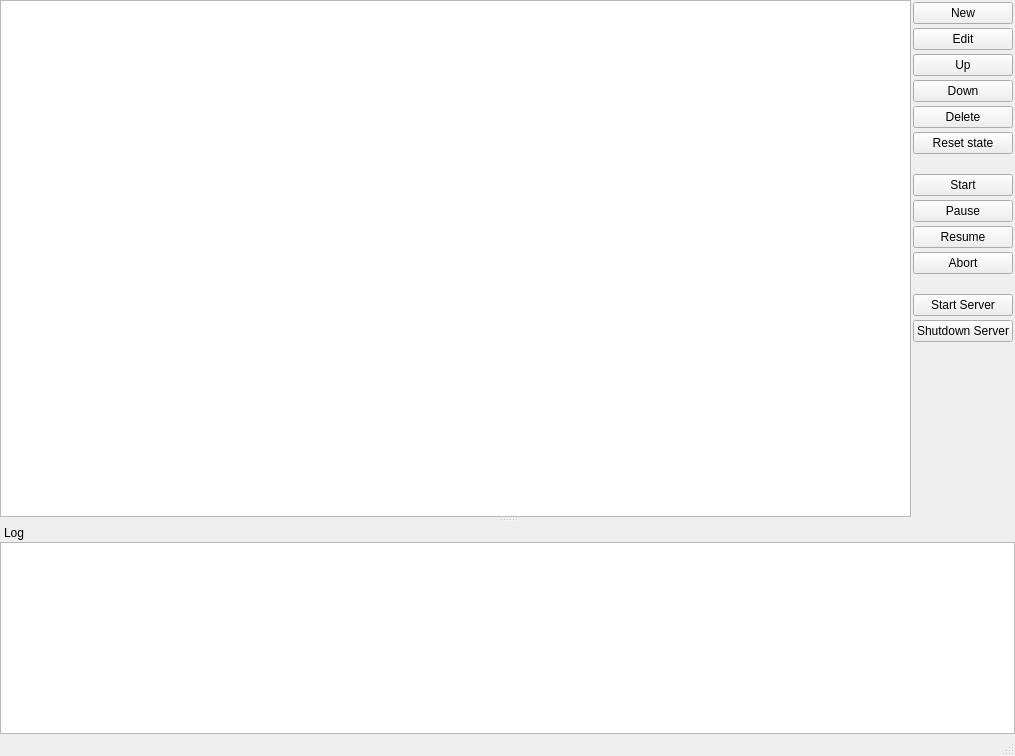
Qt form vsedit-job-server-watcher/src/main_window.ui (YomikoR/VapourSynth-Editor) before a commit.
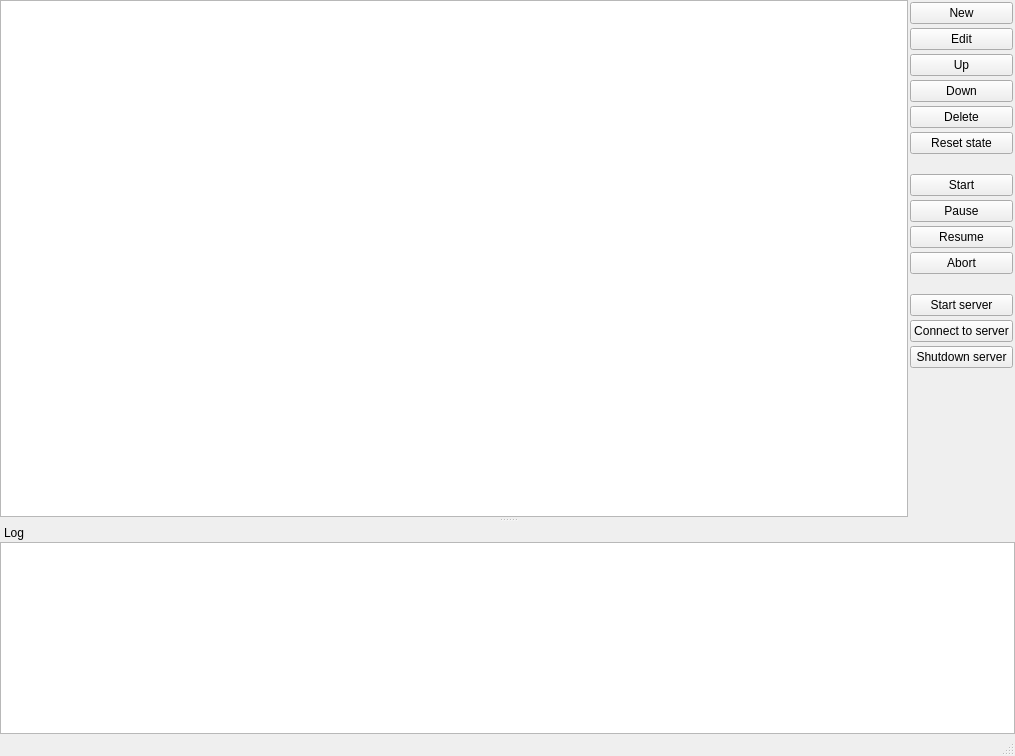
The same form after that commit. Icons and pictures are not drawn. Custom widgets are drawn as their Qt base class.

Commit message: Connect to server dialog stub.

What changed in the file:
```diff
--- a/vsedit-job-server-watcher/src/main_window.ui
+++ b/vsedit-job-server-watcher/src/main_window.ui
@@ -175,14 +175,21 @@
       <item>
        <widget class="QPushButton" name="startServerButton">
         <property name="text">
-         <string>Start Server</string>
+         <string>Start server</string>
+        </property>
+       </widget>
+      </item>
+      <item>
+       <widget class="QPushButton" name="connectToServerButton">
+        <property name="text">
+         <string>Connect to server</string>
         </property>
        </widget>
       </item>
       <item>
        <widget class="QPushButton" name="shutdownServerButton">
         <property name="text">
-         <string>Shutdown Server</string>
+         <string>Shutdown server</string>
         </property>
        </widget>
       </item>
```
Left out of the diff: 2 changed lines with no effect on the pictures. The commit also changes 9 other files.
